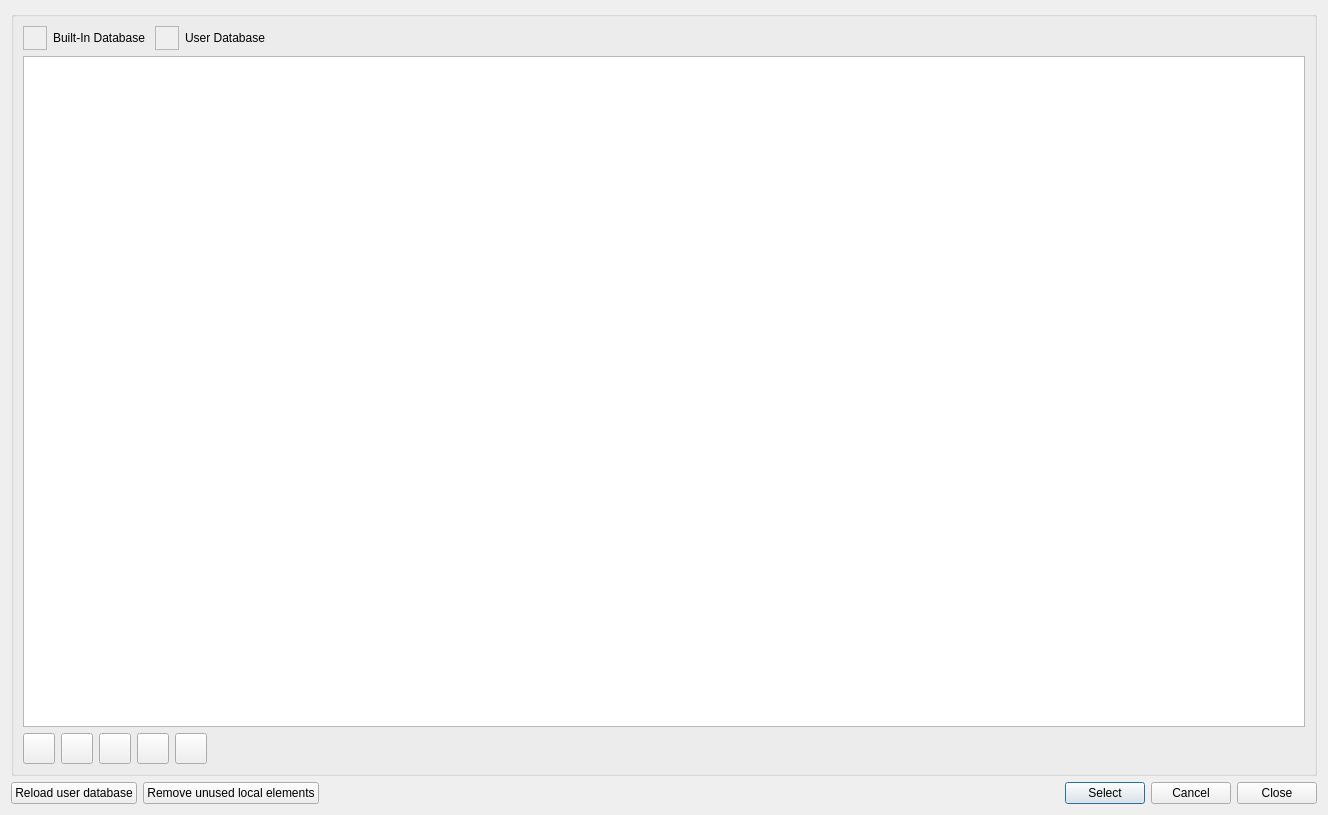
ghorwin/SIM-VICUS, file SIM-VICUS/src/SVDatabaseEditDialog.ui: the form before one commit.
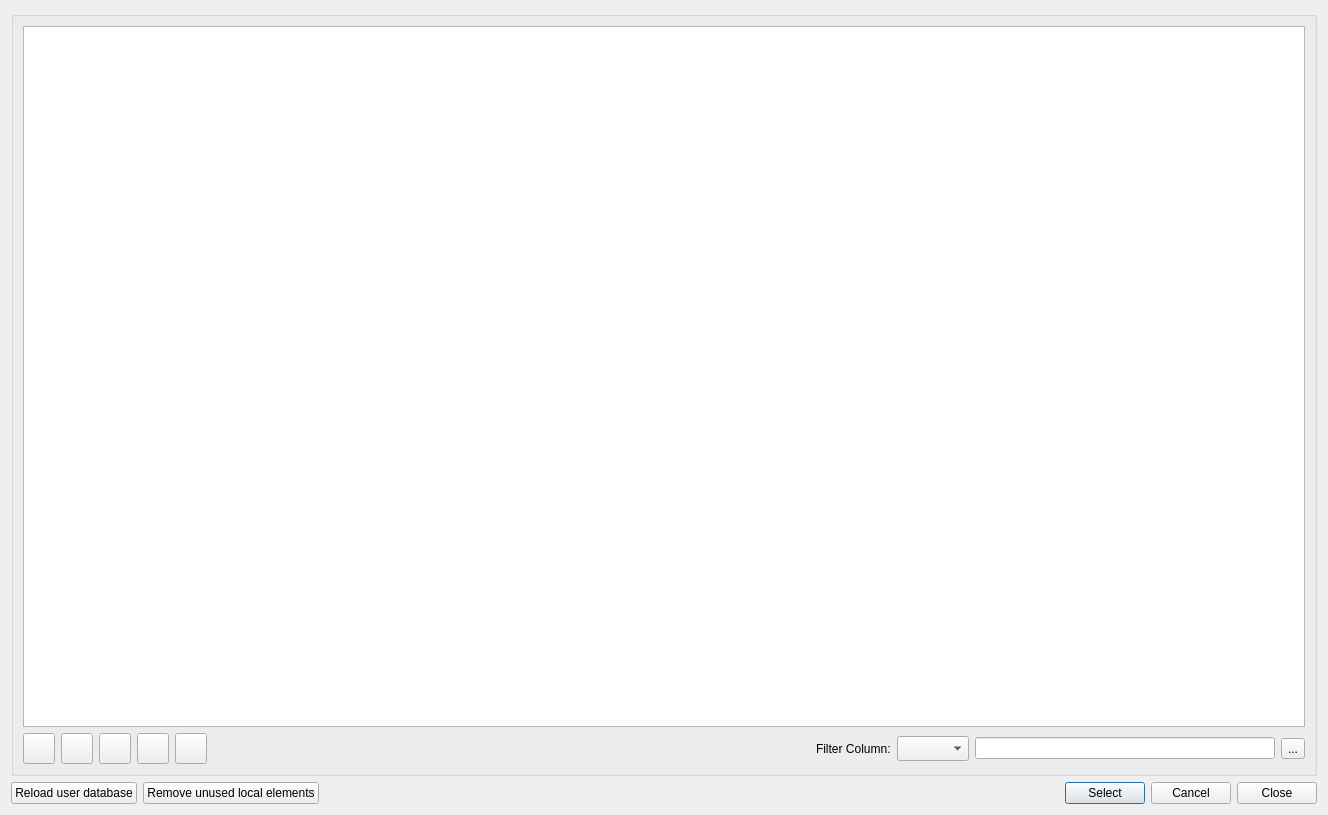
The form after the commit. Icons and pictures are not drawn.

Commit message: Modified Database Edit Dialog

```diff
--- a/SIM-VICUS/src/SVDatabaseEditDialog.ui
+++ b/SIM-VICUS/src/SVDatabaseEditDialog.ui
@@ -14,7 +14,85 @@
    <item>
     <widget class="QGroupBox" name="groupBoxTableView">
      <layout class="QGridLayout" name="gridLayoutTableView">
-      <item row="1" column="0" colspan="7">
+      <item row="1" column="5">
+       <spacer name="horizontalSpacer">
+        <property name="orientation">
+         <enum>Qt::Horizontal</enum>
+        </property>
+        <property name="sizeHint" stdset="0">
+         <size>
+          <width>1156</width>
+          <height>20</height>
+         </size>
+        </property>
+       </spacer>
+      </item>
+      <item row="1" column="0">
+       <widget class="QToolButton" name="toolButtonAdd">
+        <property name="icon">
+         <iconset resource="../resources/SIM-VICUS.qrc">
+          <normaloff>:/gfx/actions/24x24/plus.png</normaloff>:/gfx/actions/24x24/plus.png</iconset>
+        </property>
+        <property name="iconSize">
+         <size>
+          <width>24</width>
+          <height>24</height>
+         </size>
+        </property>
+       </widget>
+      </item>
+      <item row="1" column="4">
+       <widget class="QToolButton" name="toolButtonRemoveFromUserDB">
+        <property name="toolTip">
+         <string>Moves DB element from user database to local project.</string>
+        </property>
+        <property name="text">
+         <string/>
+        </property>
+        <property name="icon">
+         <iconset resource="../resources/SIM-VICUS.qrc">
+          <normaloff>:/gfx/actions/24x24/fromDB.png</normaloff>:/gfx/actions/24x24/fromDB.png</iconset>
+        </property>
+        <property name="iconSize">
+         <size>
+          <width>24</width>
+          <height>24</height>
+         </size>
+        </property>
+       </widget>
+      </item>
+      <item row="1" column="1">
+       <widget class="QToolButton" name="toolButtonCopy">
+        <property name="icon">
+         <iconset resource="../resources/SIM-VICUS.qrc">
+          <normaloff>:/gfx/actions/24x24/editcopy.png</normaloff>:/gfx/actions/24x24/editcopy.png</iconset>
+        </property>
+        <property name="iconSize">
+         <size>
+          <width>24</width>
+          <height>24</height>
+         </size>
+        </property>
+       </widget>
+      </item>
+      <item row="1" column="9">
+       <widget class="QToolButton" name="toolButtonApplyFilter">
+        <property name="text">
+         <string>...</string>
+        </property>
+        <property name="icon">
+         <iconset resource="../resources/SIM-VICUS.qrc">
+          <normaloff>:/gfx/actions/search_icon.png</normaloff>:/gfx/actions/search_icon.png</iconset>
+        </property>
+        <property name="iconSize">
+         <size>
+          <width>24</width>
+          <height>24</height>
+         </size>
+        </property>
+       </widget>
+      </item>
+      <item row="0" column="0" colspan="10">
        <widget class="QTableView" name="tableView">
         <property name="minimumSize">
          <size>
@@ -36,21 +114,17 @@
         </attribute>
        </widget>
       </item>
-      <item row="2" column="0">
-       <widget class="QToolButton" name="toolButtonAdd">
-        <property name="icon">
-         <iconset resource="../resources/SIM-VICUS.qrc">
-          <normaloff>:/gfx/actions/24x24/plus.png</normaloff>:/gfx/actions/24x24/plus.png</iconset>
-        </property>
-        <property name="iconSize">
+      <item row="1" column="8">
+       <widget class="QLineEdit" name="lineEditFilter">
+        <property name="minimumSize">
          <size>
-          <width>24</width>
-          <height>24</height>
+          <width>300</width>
+          <height>0</height>
          </size>
         </property>
        </widget>
       </item>
-      <item row="2" column="2">
+      <item row="1" column="2">
        <widget class="QToolButton" name="toolButtonRemove">
         <property name="icon">
          <iconset resource="../resources/SIM-VICUS.qrc">
@@ -64,20 +138,14 @@
         </property>
        </widget>
       </item>
-      <item row="2" column="6">
-       <spacer name="horizontalSpacer">
-        <property name="orientation">
-         <enum>Qt::Horizontal</enum>
+      <item row="1" column="6">
+       <widget class="QLabel" name="label">
+        <property name="text">
+         <string>Filter Column:</string>
         </property>
-        <property name="sizeHint" stdset="0">
-         <size>
-          <width>1156</width>
-          <height>20</height>
-         </size>
-        </property>
-       </spacer>
+       </widget>
       </item>
-      <item row="2" column="3">
+      <item row="1" column="3">
        <widget class="QToolButton" name="toolButtonStoreInUserDB">
         <property name="toolTip">
          <string>Stores local project DB element in user database.</string>
@@ -97,121 +165,16 @@
         </property>
        </widget>
       </item>
-      <item row="2" column="4">
-       <widget class="QToolButton" name="toolButtonRemoveFromUserDB">
-        <property name="toolTip">
-         <string>Moves DB element from user database to local project.</string>
-        </property>
-        <property name="text">
-         <string/>
-        </property>
-        <property name="icon">
-         <iconset resource="../resources/SIM-VICUS.qrc">
-          <normaloff>:/gfx/actions/24x24/fromDB.png</normaloff>:/gfx/actions/24x24/fromDB.png</iconset>
-        </property>
-        <property name="iconSize">
+      <item row="1" column="7">
+       <widget class="QComboBox" name="comboBoxColumn">
+        <property name="minimumSize">
          <size>
-          <width>24</width>
-          <height>24</height>
+          <width>0</width>
+          <height>25</height>
          </size>
         </property>
        </widget>
       </item>
-      <item row="2" column="1">
-       <widget class="QToolButton" name="toolButtonCopy">
-        <property name="icon">
-         <iconset resource="../resources/SIM-VICUS.qrc">
-          <normaloff>:/gfx/actions/24x24/editcopy.png</normaloff>:/gfx/actions/24x24/editcopy.png</iconset>
-        </property>
-        <property name="iconSize">
-         <size>
-          <width>24</width>
-          <height>24</height>
-         </size>
-        </property>
-       </widget>
-      </item>
-      <item row="0" column="0" colspan="7">
-       <layout class="QHBoxLayout" name="horizontalLayout_3">
-        <item>
-         <widget class="QFrame" name="frameBuildInDB">
-          <property name="sizePolicy">
-           <sizepolicy hsizetype="Fixed" vsizetype="Fixed">
-            <horstretch>0</horstretch>
-            <verstretch>0</verstretch>
-           </sizepolicy>
-          </property>
-          <property name="minimumSize">
-           <size>
-            <width>24</width>
-            <height>24</height>
-           </size>
-          </property>
-          <property name="autoFillBackground">
-           <bool>true</bool>
-          </property>
-          <property name="frameShape">
-           <enum>QFrame::StyledPanel</enum>
-          </property>
-          <property name="frameShadow">
-           <enum>QFrame::Raised</enum>
-          </property>
-         </widget>
-        </item>
-        <item>
-         <widget class="QLabel" name="label">
-          <property name="text">
-           <string>Built-In Database </string>
-          </property>
-         </widget>
-        </item>
-        <item>
-         <widget class="QFrame" name="frameUserDB">
-          <property name="sizePolicy">
-           <sizepolicy hsizetype="Fixed" vsizetype="Fixed">
-            <horstretch>0</horstretch>
-            <verstretch>0</verstretch>
-           </sizepolicy>
-          </property>
-          <property name="minimumSize">
-           <size>
-            <width>24</width>
-            <height>24</height>
-           </size>
-          </property>
-          <property name="autoFillBackground">
-           <bool>true</bool>
-          </property>
-          <property name="frameShape">
-           <enum>QFrame::StyledPanel</enum>
-          </property>
-          <property name="frameShadow">
-           <enum>QFrame::Raised</enum>
-          </property>
-         </widget>
-        </item>
-        <item>
-         <widget class="QLabel" name="label_2">
-          <property name="text">
-           <string>User Database</string>
-          </property>
-         </widget>
-        </item>
-        <item>
-         <spacer name="horizontalSpacer_3">
-          <property name="orientation">
-           <enum>Qt::Horizontal</enum>
-          </property>
-          <property name="sizeHint" stdset="0">
-           <size>
-            <width>40</width>
-            <height>20</height>
-           </size>
-          </property>
-         </spacer>
-        </item>
-       </layout>
-      </item>
      </layout>
     </widget>
    </item>
```
The commit also changes 2 other files.
